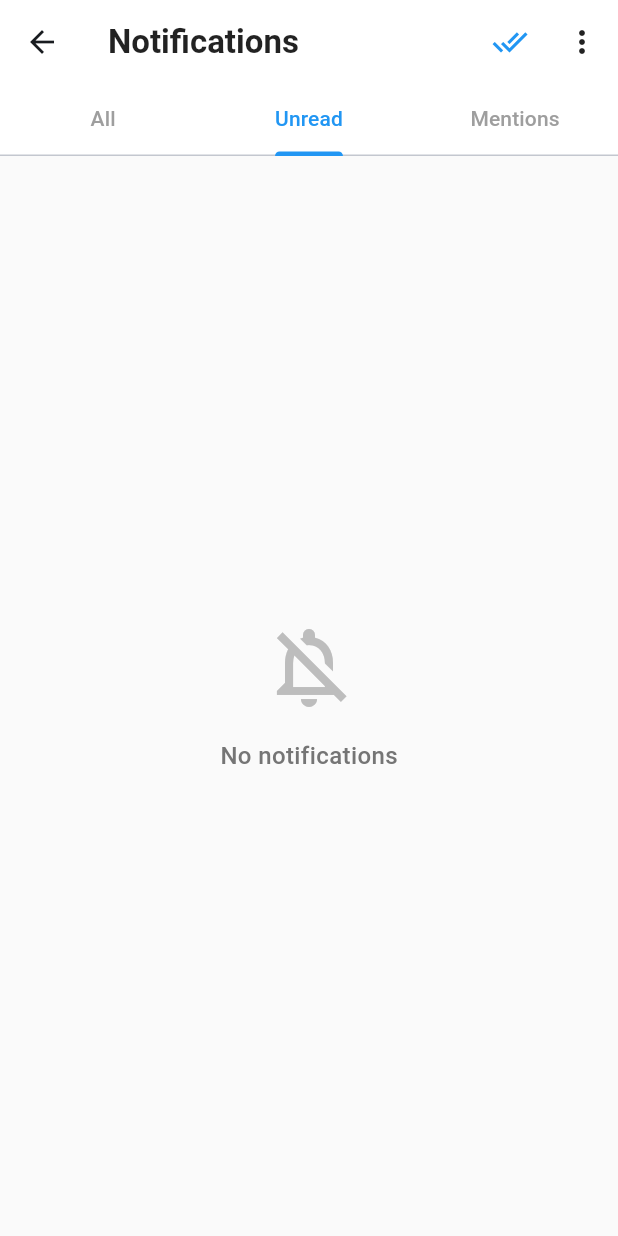
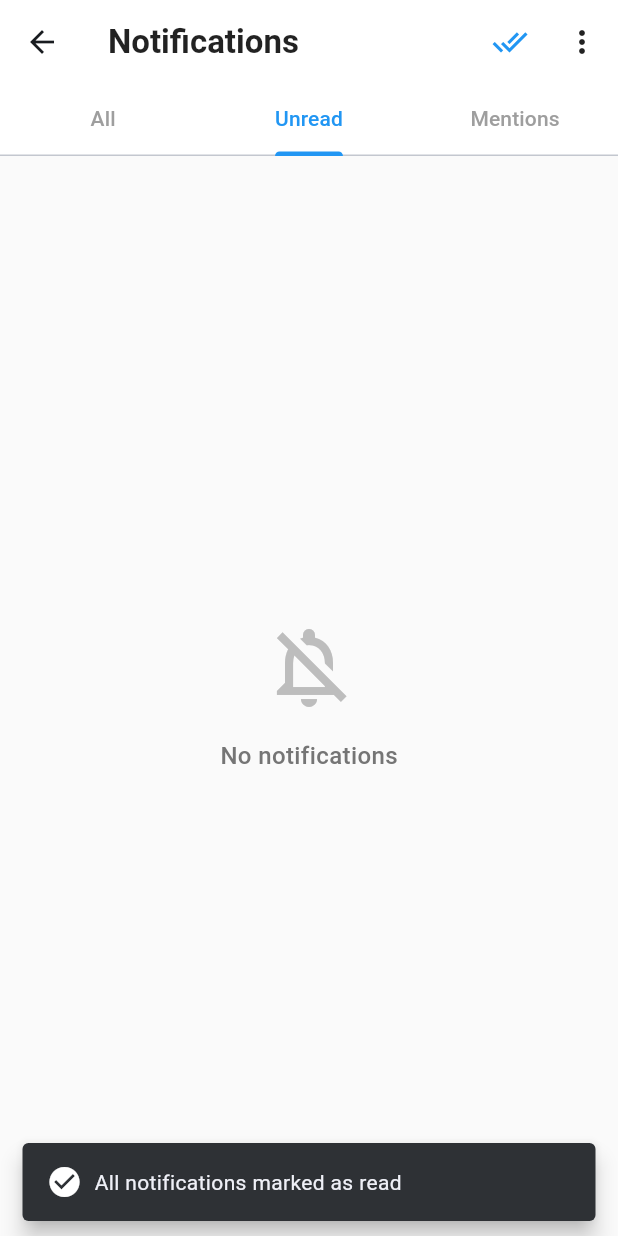
Before and after one commit to asammeat/service-exchange, a Flutter app: the NotificationsScreen screen opened directly, tab 2 chosen, after a tap on the "done all" icon, on a phone screen of 412 x 824 dp. Run offline on Flutter 3.47's test engine with Material 3 defaults, Android fonts, the light colour scheme and no system bars; our stand-ins replace dotted_border, google_maps_flutter, image_picker, location, supabase_flutter, timeago; accounts and stored records are empty; network calls fail.

Commit message:
Update notifications screen with animations and enhance post layout

```diff
--- a/service_exchange/lib/screens/home_screen.dart
+++ b/service_exchange/lib/screens/home_screen.dart
@@ -13,6 +13,7 @@ import 'package:flutter/foundation.dart';
 import 'service_detail_screen.dart';
 import 'booking_history_screen.dart';
 import 'user_profile_screen.dart';
+import 'notifications_screen.dart';
 
 class HomeScreen extends StatefulWidget {
   const HomeScreen({super.key});
@@ -284,7 +285,29 @@ class _HomeScreenState extends State<HomeScreen> {
               label: Text('1'),
               child: Icon(Icons.notifications_outlined, color: Colors.black87),
             ),
-            onPressed: () {},
+            onPressed: () {
+              Navigator.push(
+                context,
+                PageRouteBuilder(
+                  pageBuilder: (context, animation, secondaryAnimation) =>
+                      const NotificationsScreen(),
+                  transitionsBuilder:
+                      (context, animation, secondaryAnimation, child) {
+                    const begin = Offset(1.0, 0.0);
+                    const end = Offset.zero;
+                    const curve = Curves.easeInOutCubic;
+                    var tween = Tween(begin: begin, end: end)
+                        .chain(CurveTween(curve: curve));
+                    var offsetAnimation = animation.drive(tween);
+                    return SlideTransition(
+                      position: offsetAnimation,
+                      child: child,
+                    );
+                  },
+                  transitionDuration: const Duration(milliseconds: 300),
+                ),
+              );
+            },
           ),
         ],
       ),
--- a/service_exchange/lib/screens/notifications_screen.dart
+++ b/service_exchange/lib/screens/notifications_screen.dart
@@ -25,6 +25,8 @@ class _NotificationsScreenState extends State<NotificationsScreen>
   Future<void> _loadNotifications() async {
     // Simulate loading from Supabase
     await Future.delayed(const Duration(seconds: 1));
+    if (!mounted) return;
+
     setState(() {
       _notifications = [
         NotificationItem(
@@ -95,12 +97,29 @@ class _NotificationsScreenState extends State<NotificationsScreen>
           IconButton(
             icon: const Icon(Icons.done_all, color: Colors.blue),
             onPressed: () {
-              // Mark all as read
               setState(() {
                 for (var notification in _notifications) {
                   notification.isRead = true;
                 }
               });
+              // Show confirmation snackbar with animation
+              ScaffoldMessenger.of(context).showSnackBar(
+                SnackBar(
+                  content: Row(
+                    children: [
+                      const Icon(Icons.check_circle, color: Colors.white),
+                      const SizedBox(width: 8),
+                      const Text('All notifications marked as read'),
+                    ],
+                  ),
+                  behavior: SnackBarBehavior.floating,
+                  duration: const Duration(seconds: 2),
+                  animation: CurvedAnimation(
+                    parent: const AlwaysStoppedAnimation(1),
+                    curve: Curves.easeInOut,
+                  ),
+                ),
+              );
             },
             tooltip: 'Mark all as read',
           ),
@@ -133,7 +152,18 @@ class _NotificationsScreenState extends State<NotificationsScreen>
         ],
       ),
       body: _isLoading
-          ? const Center(child: CircularProgressIndicator())
+          ? TweenAnimationBuilder<double>(
+              tween: Tween(begin: 0.0, end: 1.0),
+              duration: const Duration(milliseconds: 500),
+              builder: (context, value, child) {
+                return Opacity(
+                  opacity: value,
+                  child: const Center(
+                    child: CircularProgressIndicator(),
+                  ),
+                );
+              },
+            )
           : TabBarView(
               controller: _tabController,
               children: [
@@ -149,14 +179,29 @@ class _NotificationsScreenState extends State<NotificationsScreen>
 
   Widget _buildNotificationsList(List<NotificationItem> notifications) {
     if (notifications.isEmpty) {
-      return Center(
+      return TweenAnimationBuilder<double>(
+        tween: Tween(begin: 0.0, end: 1.0),
+        duration: const Duration(milliseconds: 300),
+        builder: (context, value, child) {
+          return Opacity(
+            opacity: value,
+            child: Center(
               child: Column(
                 mainAxisAlignment: MainAxisAlignment.center,
                 children: [
-            Icon(
+                  TweenAnimationBuilder<double>(
+                    tween: Tween(begin: 0.8, end: 1.0),
+                    duration: const Duration(milliseconds: 300),
+                    builder: (context, value, child) {
+                      return Transform.scale(
+                        scale: value,
+                        child: Icon(
                           Icons.notifications_off_outlined,
                           size: 64,
                           color: Colors.grey[400],
+                        ),
+                      );
+                    },
                   ),
                   const SizedBox(height: 16),
                   Text(
@@ -169,6 +214,9 @@ class _NotificationsScreenState extends State<NotificationsScreen>
                   ),
                 ],
               ),
+            ),
+          );
+        },
       );
     }
 
@@ -178,7 +226,21 @@ class _NotificationsScreenState extends State<NotificationsScreen>
         itemCount: notifications.length,
         itemBuilder: (context, index) {
           final notification = notifications[index];
-          return _buildNotificationCard(notification);
+          // Add stagger animation for list items
+          return TweenAnimationBuilder<double>(
+            tween: Tween(begin: 0.0, end: 1.0),
+            duration: Duration(milliseconds: 300 + (index * 50)),
+            builder: (context, value, child) {
+              return Transform.translate(
+                offset: Offset(0, 20 * (1 - value)),
+                child: Opacity(
+                  opacity: value,
+                  child: child,
+                ),
+              );
+            },
+            child: _buildNotificationCard(notification),
+          );
         },
       ),
     );
```
Lines whose indentation alone changed are shown as unchanged.
